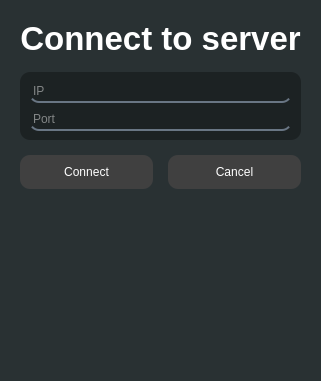
The window that client/UI/connection.ui (Inso4ka/CL-system) describes before a commit, drawn with Qt 5.
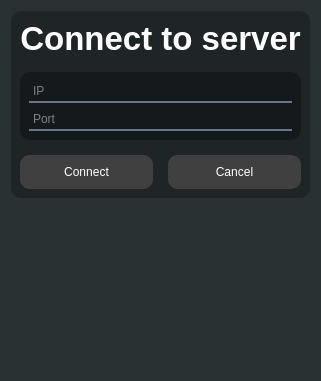
The same window after the commit. Icons and pictures are not drawn.

Patch:
```diff
--- a/client/UI/connection.ui
+++ b/client/UI/connection.ui
@@ -6,7 +6,7 @@
    <rect>
     <x>0</x>
     <y>0</y>
-    <width>260</width>
+    <width>294</width>
     <height>381</height>
    </rect>
   </property>
@@ -19,6 +19,10 @@
   <layout class="QVBoxLayout" name="verticalLayout_3">
    <item>
     <widget class="QWidget" name="widget" native="true">
+     <property name="styleSheet">
+      <string notr="true">background-color: rgba(0, 0, 0, 60);
+border-radius: 10px;</string>
+     </property>
      <layout class="QVBoxLayout" name="verticalLayout_2" stretch="1,2,0">
       <property name="spacing">
        <number>15</number>
@@ -32,7 +36,9 @@
          </font>
         </property>
         <property name="styleSheet">
-         <string notr="true">color: white</string>
+         <string notr="true">color: white;
+background-color : transparent; 
+border: none; </string>
         </property>
         <property name="text">
          <string>Connect to server</string>
@@ -78,7 +84,7 @@
 selection-background-color: rgba(0, 0, 0, 0);
 padding: 2px;
 margin: 0px;
-
+border-radius: 0px;
 </string>
            </property>
            <property name="text">
@@ -112,6 +118,7 @@
 selection-background-color: rgba(0, 0, 0, 0);
 padding: 2px;
 margin: 0px;
+border-radius: 0px;
 </string>
            </property>
            <property name="text">
```
